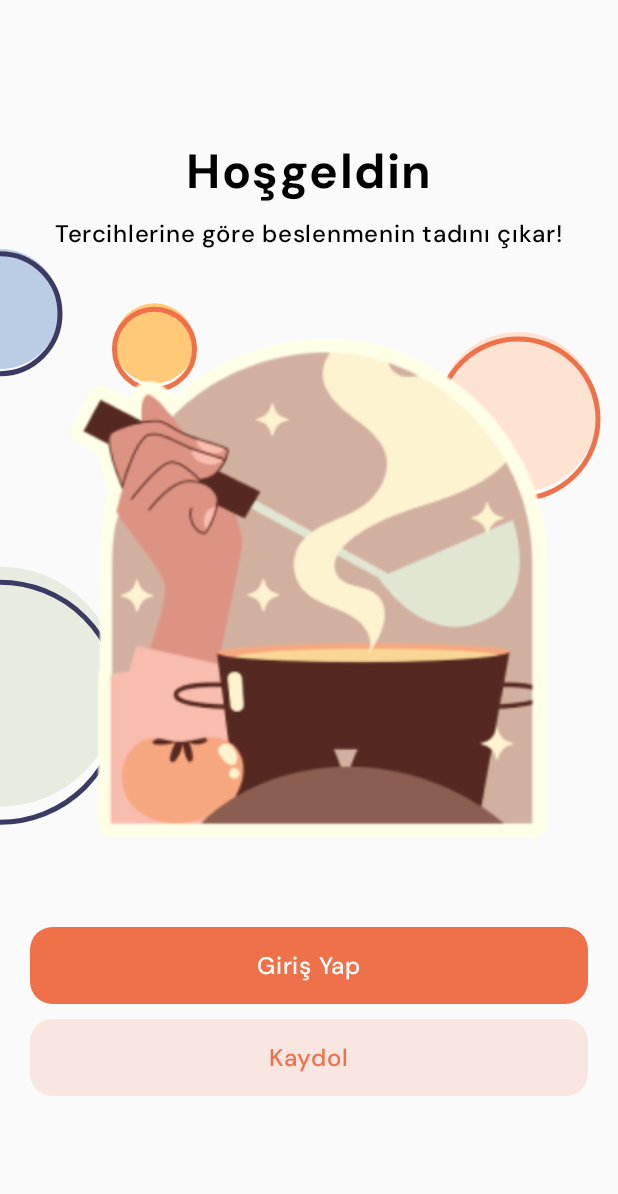
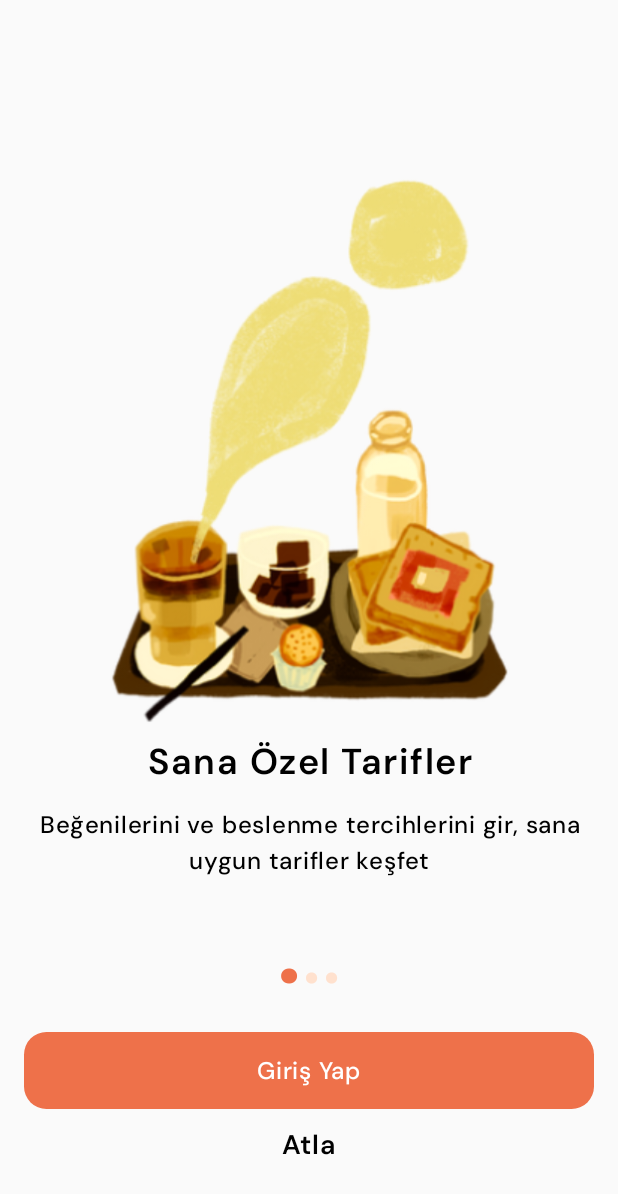
Before and after one commit to Mobven-Team2/MenuMasterAndroidApp, an Android app built with Jetpack Compose: the screen it shows after launch (MainActivity), on a phone screen of 412 x 824 dp. Shown: the top 1194 px of the screen. Run offline under Robolectric (Android 15) with nearby library versions, the phone set to English and light mode, and no system bars; our stand-ins replace Dagger/Hilt's generated code.

Commit message:
Welcoming Screen Designed and Navigation of it added

```diff
--- a/app/src/main/java/com/example/menumasterapp/constant/Constants.kt
+++ b/app/src/main/java/com/example/menumasterapp/constant/Constants.kt
@@ -8,4 +8,5 @@ object Graph {
     const val ROOT = "root_graph"
     const val AUTHENTICATION = "auth_graph"
     const val BOTTOM_NAV = "bottom_nav_graph"
+    const val WELCOMING= "welcoming_graph"
 }
--- a/app/src/main/java/com/example/menumasterapp/presentation/onboard/OnboardScreen.kt
+++ b/app/src/main/java/com/example/menumasterapp/presentation/onboard/OnboardScreen.kt
@@ -53,7 +53,7 @@ fun OnboardScreen(
             )
             Spacer(modifier = Modifier.height(40.dp))
             Image(
-                painter = painterResource(id = R.drawable.onboard_image),
+                painter = painterResource(id = R.drawable.fourth_onboard),
                 contentDescription = "onboard_image",
                 modifier = Modifier
                     .fillMaxWidth()
--- a/app/src/main/java/com/example/menumasterapp/presentation/root/RootNavigationGraph.kt
+++ b/app/src/main/java/com/example/menumasterapp/presentation/root/RootNavigationGraph.kt
@@ -7,6 +7,7 @@ import androidx.navigation.compose.composable
 import com.example.menumasterapp.constant.Graph
 import com.example.menumasterapp.presentation.auth.authNavGraph
 import com.example.menumasterapp.presentation.bottom_nav.BottomNav
+import com.example.menumasterapp.presentation.welcoming.WelcomingScreen
 
 @Composable
 fun RootNavigationGraph(
@@ -16,11 +17,14 @@ fun RootNavigationGraph(
     NavHost(
         navController = navController,
         route = Graph.ROOT,
-        startDestination = if (accessToken.isNullOrEmpty()) Graph.AUTHENTICATION else Graph.BOTTOM_NAV
+        startDestination = if (accessToken.isNullOrEmpty()) Graph.WELCOMING else Graph.BOTTOM_NAV
     ) {
         authNavGraph(navController)
         composable(route = Graph.BOTTOM_NAV) {
             BottomNav()
         }
+        composable(route= Graph.WELCOMING){
+            WelcomingScreen()
+        }
     }
 }
--- a/app/src/main/java/com/example/menumasterapp/presentation/root/Screen.kt
+++ b/app/src/main/java/com/example/menumasterapp/presentation/root/Screen.kt
@@ -8,4 +8,6 @@ sealed class Screen(val route: String) {
     data object Meals : Screen("meal")
     data object Profile : Screen("profile")
     data object AiRecipes : Screen("ai_recipes")
+
+    data object Welcoming: Screen("welcoming")
 }
--- a/app/src/main/java/com/example/menumasterapp/presentation/ui/theme/Color.kt
+++ b/app/src/main/java/com/example/menumasterapp/presentation/ui/theme/Color.kt
@@ -18,3 +18,4 @@ val Grey = Color(0xFFEEEEEE)
 val Background = Color(0xFFF4F4F4)
 val LightGreen= Color(0xFFE3FCEA)
 val DarkGreen= Color(0xFF34A853)
+val LightPrimary= Color(0xFFFFE1CE)
--- /dev/null
+++ b/app/src/main/java/com/example/menumasterapp/presentation/welcoming/WelcomingScreen.kt
@@ -0,0 +1,128 @@
+package com.example.menumasterapp.presentation.welcoming
+
+import androidx.compose.foundation.ExperimentalFoundationApi
+import androidx.compose.foundation.Image
+import androidx.compose.foundation.layout.Arrangement
+import androidx.compose.foundation.layout.Box
+import androidx.compose.foundation.layout.Column
+import androidx.compose.foundation.layout.Row
+import androidx.compose.foundation.layout.fillMaxHeight
+import androidx.compose.foundation.layout.fillMaxWidth
+import androidx.compose.foundation.layout.height
+import androidx.compose.foundation.layout.padding
+import androidx.compose.foundation.layout.wrapContentWidth
+import androidx.compose.foundation.pager.HorizontalPager
+import androidx.compose.foundation.pager.rememberPagerState
+import androidx.compose.material3.Text
+import androidx.compose.runtime.Composable
+import androidx.compose.ui.Alignment
+import androidx.compose.ui.Modifier
+import androidx.compose.ui.res.painterResource
+import androidx.compose.ui.res.stringResource
+import androidx.compose.ui.text.font.Font
+import androidx.compose.ui.text.font.FontWeight
+import androidx.compose.ui.text.style.TextAlign
+import androidx.compose.ui.tooling.preview.Preview
+import androidx.compose.ui.unit.dp
+import androidx.compose.ui.unit.sp
+import com.example.menumasterapp.R
+import com.example.menumasterapp.constant.PreviewMuviScreenSizes
+import com.example.menumasterapp.presentation.auth.component.CustomButton
+import com.example.menumasterapp.presentation.ui.theme.LightPrimary
+import com.example.menumasterapp.presentation.ui.theme.Primary
+import com.example.menumasterapp.presentation.ui.theme.Typography
+
+@OptIn(ExperimentalFoundationApi::class)
+@Composable
+fun WelcomingScreen() {
+
+    val images =
+        listOf(R.drawable.first_onboard, R.drawable.second_onboard, R.drawable.third_onboard)
+    val titles = listOf(stringResource(id = R.string.title_first_welcoming), stringResource(id = R.string.title_second_welcoming), stringResource(id = R.string.title_third_welcoming))
+    val descriptions = listOf(
+        stringResource(id = R.string.description_first_welcoming),
+        stringResource(id = R.string.description_second_welcoming),
+        stringResource(id = R.string.description_third_welcoming),
+    )
+
+    val pagerState = rememberPagerState(pageCount = {
+        images.size
+    })
+    Column(
+        modifier = Modifier.fillMaxHeight(),
+        verticalArrangement = Arrangement.Center,
+        horizontalAlignment = Alignment.CenterHorizontally
+    ) {
+        HorizontalPager(
+            modifier = Modifier.fillMaxWidth(1f),
+            verticalAlignment = Alignment.CenterVertically,
+
+            state = pagerState,
+            key = { images[it] },
+            pageContent = ({ index ->
+                Column(
+                    modifier = Modifier.fillMaxWidth(), verticalArrangement = Arrangement.Center,
+                    horizontalAlignment = Alignment.CenterHorizontally
+                ) {
+                    Image(
+                        modifier = Modifier
+                            .height(435.dp)
+                            .fillMaxWidth(),
+                        painter = painterResource(id = images[index]),
+                        contentDescription = "",
+
+                        )
+                    Text(
+                        modifier = Modifier.padding(12.dp, 8.dp),
+                        textAlign = TextAlign.Center,
+                        text = titles[index],
+                        style = Typography.titleMedium
+                    )
+
+                    Text(
+                        modifier = Modifier.padding(12.dp, 8.dp),
+                        textAlign = TextAlign.Center,
+                        text = descriptions[index],
+                        style = Typography.bodyMedium
+                    )
+                }
+
+            })
+        )
+        Row(modifier = Modifier.fillMaxWidth(1f), horizontalArrangement = Arrangement.Center) {
+            Text(
+                text = ".",
+                fontSize = 64.sp,
+                color = if (pagerState.currentPage == 0) Primary else LightPrimary,
+                fontWeight = if (pagerState.currentPage == 0) FontWeight.Bold else FontWeight.Normal
+            )
+            Text(
+                text = ".",
+                fontSize = 64.sp,
+                color = if (pagerState.currentPage == 1) Primary else LightPrimary,
+                fontWeight = if (pagerState.currentPage == 1) FontWeight.Bold else FontWeight.Normal
+            )
+            Text(
+                text = ".",
+                fontSize = 64.sp,
+                color = if (pagerState.currentPage == 2) Primary else LightPrimary,
+                fontWeight = if (pagerState.currentPage == 2) FontWeight.Bold else FontWeight.Normal
+            )
+
+
+        }
+        Box(modifier = Modifier.padding(16.dp, 12.dp)) {
+            CustomButton(text = stringResource(id = R.string.login), onButtonClick = { /*TODO*/ })
+
+        }
+        Text(text = stringResource(id = R.string.skip))
+    }
+
+}
+
+//@PreviewMuviScreenSizes
+@Preview (showBackground = true)
+@Composable
+fun PreviewWelcoming() {
+    WelcomingScreen()
+}
--- a/app/src/main/res/values/strings.xml
+++ b/app/src/main/res/values/strings.xml
@@ -48,6 +48,16 @@
     <string name="description_paleo">Paleo</string>
     <string name="no_diet">Beslenme Yok</string>
 
+    //Welcoming Screen
+    <string name="title_first_welcoming">Sana Özel Tarifler</string>
+    <string name="title_second_welcoming">Fotoğrafla Tarif Bul</string>
+    <string name="title_third_welcoming">Kolayca Öğün Planla</string>
+
+    <string name="description_first_welcoming">Beğenilerini ve beslenme tercihlerini gir, sana uygun tarifler keşfet</string>
+    <string name="description_second_welcoming">Yemeğin fotoğrafını çek, anında kişiselleştirilmiş tarif önerileri al</string>
+    <string name="description_third_welcoming">Öğünlerini planla, her öğün için kişiselleştirilmiş tarifler al.</string>
+
+    <string name="skip">Atla</string>
 
 
 
```
Also changed, not shown: app/src/main/java/com/example/menumasterapp/constant/PreviewAnnotations.kt (added, +51 -0 lines), app/src/main/res/drawable/first_onboard.png (added), app/src/main/res/drawable/fourth_onboard.png (added), app/src/main/res/drawable/onboard_image.png (deleted), app/src/main/res/drawable/second_onboard.png (added), app/src/main/res/drawable/third_onboard.png (added).
